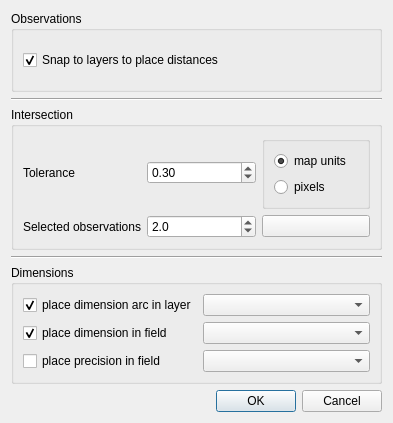
3nids/intersectit, file ui_settings.ui: the form before one commit.
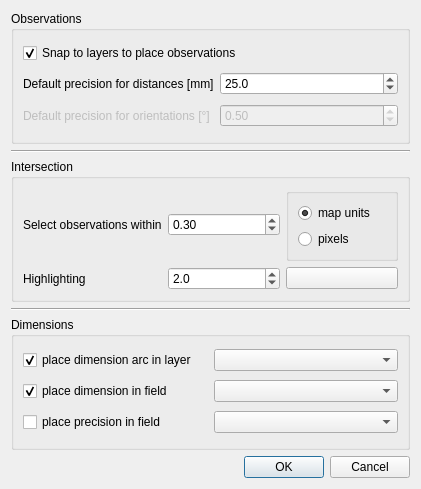
The form after the commit.

Commit message: completed settings with default precision

```diff
--- a/ui_settings.ui
+++ b/ui_settings.ui
@@ -6,8 +6,8 @@
    <rect>
     <x>0</x>
     <y>0</y>
-    <width>393</width>
-    <height>423</height>
+    <width>421</width>
+    <height>489</height>
    </rect>
   </property>
   <property name="windowTitle">
@@ -20,16 +20,62 @@
       <string>Observations</string>
      </property>
      <layout class="QGridLayout" name="gridLayout_4">
-      <item row="0" column="0">
+      <item row="0" column="0" colspan="2">
        <widget class="QCheckBox" name="snapBox">
         <property name="text">
-         <string>Snap to layers to place distances</string>
+         <string>Snap to layers to place observations</string>
         </property>
         <property name="checked">
          <bool>true</bool>
         </property>
        </widget>
       </item>
+      <item row="1" column="0">
+       <widget class="QLabel" name="label_3">
+        <property name="text">
+         <string>Default precision for distances [mm]</string>
+        </property>
+       </widget>
+      </item>
+      <item row="2" column="0">
+       <widget class="QLabel" name="label_4">
+        <property name="enabled">
+         <bool>false</bool>
+        </property>
+        <property name="text">
+         <string>Default precision for orientations [°]</string>
+        </property>
+       </widget>
+      </item>
+      <item row="1" column="1">
+       <widget class="QDoubleSpinBox" name="defaultPrecisionDistanceBox">
+        <property name="decimals">
+         <number>1</number>
+        </property>
+        <property name="maximum">
+         <double>1000.000000000000000</double>
+        </property>
+        <property name="value">
+         <double>25.000000000000000</double>
+        </property>
+       </widget>
+      </item>
+      <item row="2" column="1">
+       <widget class="QDoubleSpinBox" name="defaultPrecisionOrientationBox">
+        <property name="enabled">
+         <bool>false</bool>
+        </property>
+        <property name="maximum">
+         <double>2.000000000000000</double>
+        </property>
+        <property name="singleStep">
+         <double>0.100000000000000</double>
+        </property>
+        <property name="value">
+         <double>0.500000000000000</double>
+        </property>
+       </widget>
+      </item>
      </layout>
     </widget>
    </item>
@@ -59,12 +105,18 @@
       <item row="1" column="0">
        <widget class="QLabel" name="label">
         <property name="text">
-         <string>Tolerance</string>
+         <string>Select observations within</string>
         </property>
        </widget>
       </item>
       <item row="1" column="2">
        <widget class="QGroupBox" name="groupBox">
+        <property name="sizePolicy">
+         <sizepolicy hsizetype="Preferred" vsizetype="Preferred">
+          <horstretch>0</horstretch>
+          <verstretch>0</verstretch>
+         </sizepolicy>
+        </property>
         <property name="title">
          <string/>
         </property>
@@ -102,7 +154,7 @@
       <item row="2" column="0">
        <widget class="QLabel" name="label_2">
         <property name="text">
-         <string>Selected observations</string>
+         <string>Highlighting</string>
         </property>
        </widget>
       </item>
```
The commit also changes 2 other files.
